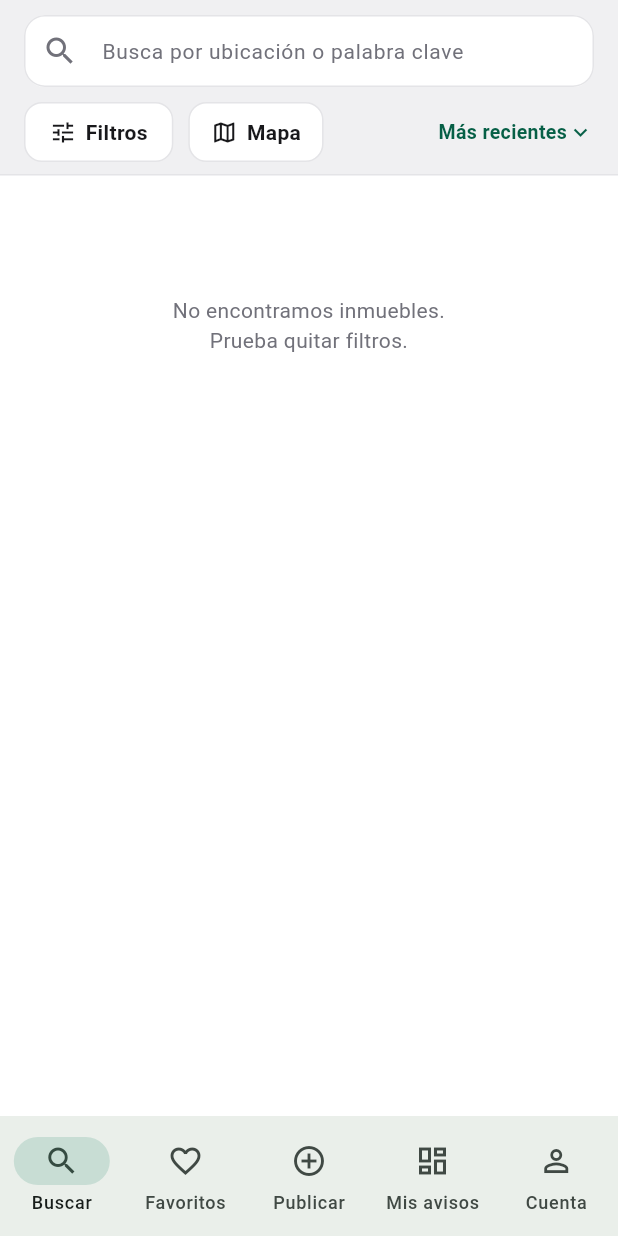
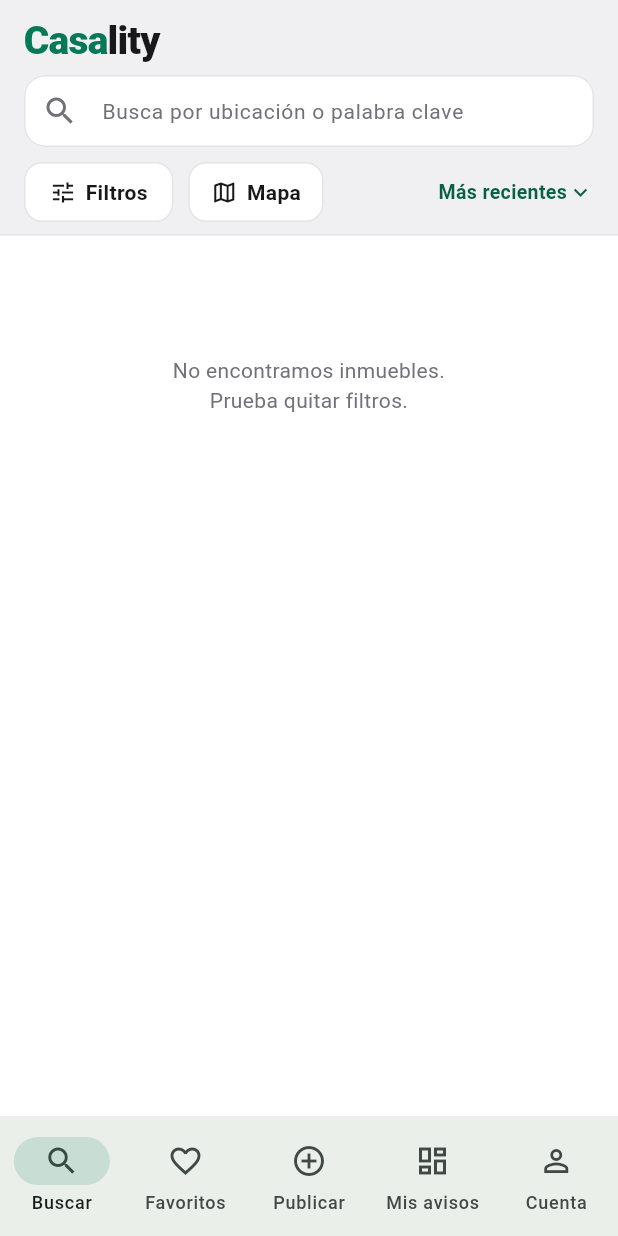
Before and after one commit to felipegobrien/inmobiliaria-, a Flutter app: the screen it shows after launch, on a phone screen of 412 x 824 dp. Run offline on Flutter 3.47's test engine with Material 3 defaults, Android fonts, the phone set to English and light mode, and no system bars; our stand-ins replace cached_network_image, flutter_map, geolocator, image_picker, latlong2, share_plus and 2 more; missing offline and left inert: crop_your_image, flutter_map_marker_cluster; accounts and stored records are empty.

Commit message:
Marca Casality: logo de texto en web y app, y branding actualizado
- Web: wordmark Casality (Casa en verde + lity) en header y footer,
  metadata del sitio e imagen Open Graph
- App: logo Casality arriba del buscador; titulo de app y nombre
  visible en Android

Co-Authored-By: Claude Opus 4.8 <noreply@anthropic.com>

```diff
--- a/app_flutter/lib/main.dart
+++ b/app_flutter/lib/main.dart
@@ -29,7 +29,7 @@ class InmobiliariaApp extends StatelessWidget {
   @override
   Widget build(BuildContext context) {
     return MaterialApp(
-      title: 'Inmobiliaria',
+      title: 'Casality',
       debugShowCheckedModeBanner: false,
       theme: buildTheme(),
       home: const HomeScreen(),
--- a/app_flutter/lib/screens/search_screen.dart
+++ b/app_flutter/lib/screens/search_screen.dart
@@ -131,9 +131,35 @@ class _SearchScreenState extends State<SearchScreen> {
       body: SafeArea(
         child: Column(
           children: [
+            // Logo Casality (wordmark)
+            Padding(
+              padding: const EdgeInsets.fromLTRB(16, 12, 16, 2),
+              child: Align(
+                alignment: Alignment.centerLeft,
+                child: RichText(
+                  text: const TextSpan(
+                    style: TextStyle(
+                      fontSize: 26,
+                      fontWeight: FontWeight.w800,
+                      letterSpacing: -0.5,
+                    ),
+                    children: [
+                      TextSpan(
+                        text: 'Casa',
+                        style: TextStyle(color: AppColors.primary),
+                      ),
+                      TextSpan(
+                        text: 'lity',
+                        style: TextStyle(color: AppColors.text),
+                      ),
+                    ],
+                  ),
+                ),
+              ),
+            ),
             // Buscador (todo el largo)
             Padding(
-              padding: const EdgeInsets.fromLTRB(16, 10, 16, 8),
+              padding: const EdgeInsets.fromLTRB(16, 6, 16, 8),
               child: TextField(
                 controller: _searchCtrl,
                 onChanged: _onSearchChanged,
```
Also changed, not shown: 5 other files.
